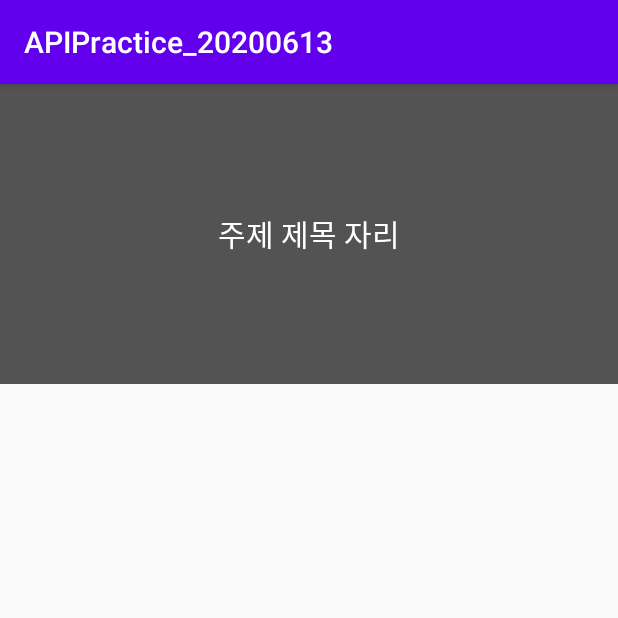
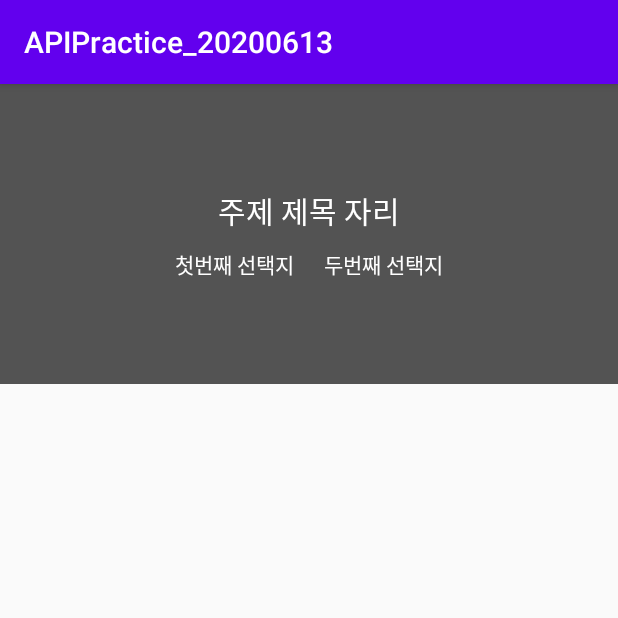
Before and after one commit to cho881020/APIPractice_20200613, an Android app: the ViewTopicDetailActivity screen opened directly, with no data from a screen before it, on a phone screen of 412 x 824 dp, the top half of it. Run offline under Robolectric (Android 15) with nearby library versions, the phone set to English and light mode, and no system bars; pictures from the network do not load.

Commit message:
선택 가능 진영 2가지 표시 공간 그림

```diff
--- a/app/src/main/res/layout/activity_view_topic_detail.xml
+++ b/app/src/main/res/layout/activity_view_topic_detail.xml
@@ -26,6 +26,7 @@
             android:layout_gravity="center"
             android:layout_width="wrap_content"
             android:layout_height="wrap_content"
+            android:gravity="center"
             android:orientation="vertical">
 
             <TextView
@@ -36,6 +37,29 @@
                 android:textSize="20sp"
                 android:text="주제 제목 자리" />
 
+            <LinearLayout
+                android:layout_marginTop="10dp"
+                android:layout_width="wrap_content"
+                android:layout_height="wrap_content"
+                android:orientation="horizontal">
+
+                <TextView
+                    android:id="@+id/firstSideTxt"
+                    android:layout_width="wrap_content"
+                    android:layout_height="wrap_content"
+                    android:text="첫번째 선택지"
+                    android:textColor="@color/white"/>
+
+                <TextView
+                    android:id="@+id/secondSideTxt"
+                    android:layout_width="wrap_content"
+                    android:layout_height="wrap_content"
+                    android:text="두번째 선택지"
+                    android:layout_marginLeft="20dp"
+                    android:textColor="@color/white"/>
+
+            </LinearLayout>
+
         </LinearLayout>
 
 
--- a/app/src/main/res/values/colors.xml
+++ b/app/src/main/res/values/colors.xml
@@ -3,4 +3,6 @@
     <color name="colorPrimary">#6200EE</color>
     <color name="colorPrimaryDark">#3700B3</color>
     <color name="colorAccent">#03DAC5</color>
+
+    <color name="white">#FFFFFF</color>
 </resources>
```
